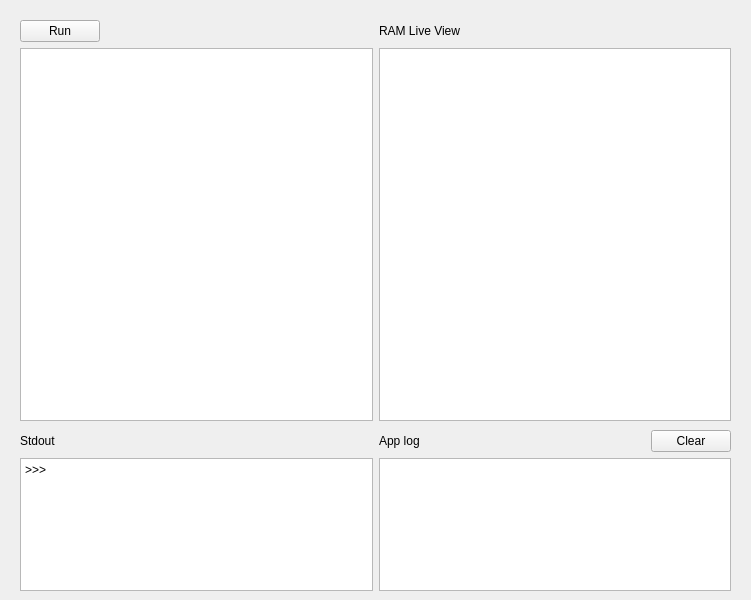
Old version of the form IDE/mainwidget.ui in the repository AnthonyHMR/ITCR.DatosII.ProyectoI.Interfaz.
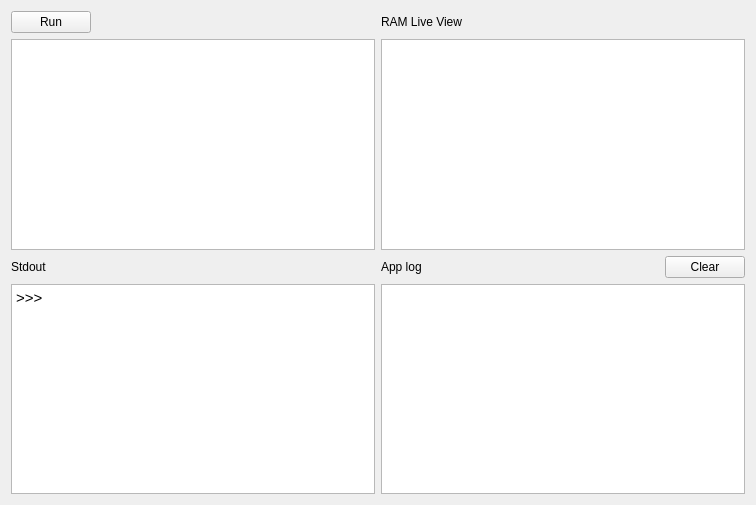
New version of the form.

Patch:
```diff
--- a/IDE/mainwidget.ui
+++ b/IDE/mainwidget.ui
@@ -6,23 +6,85 @@
    <rect>
     <x>0</x>
     <y>0</y>
-    <width>751</width>
-    <height>600</height>
+    <width>756</width>
+    <height>505</height>
    </rect>
   </property>
   <property name="windowTitle">
    <string>Form</string>
   </property>
-  <widget class="QWidget" name="layoutWidget">
-   <property name="geometry">
-    <rect>
-     <x>20</x>
-     <y>430</y>
-     <width>711</width>
-     <height>161</height>
-    </rect>
-   </property>
+  <layout class="QGridLayout" name="gridLayout_2">
+   <item row="0" column="0">
+    <layout class="QGridLayout" name="gridLayout">
+     <item row="0" column="1">
+      <layout class="QHBoxLayout" name="horizontalLayout_2">
+       <item>
+        <widget class="QLabel" name="label_3">
+         <property name="text">
+          <string>RAM Live View</string>
+         </property>
+        </widget>
+       </item>
+       <item>
+        <spacer name="horizontalSpacer_4">
+         <property name="orientation">
+          <enum>Qt::Horizontal</enum>
+         </property>
+         <property name="sizeHint" stdset="0">
+          <size>
+           <width>40</width>
+           <height>20</height>
+          </size>
+         </property>
+        </spacer>
+       </item>
+      </layout>
+     </item>
+     <item row="0" column="0">
+      <layout class="QHBoxLayout" name="horizontalLayout">
+       <item>
+        <widget class="QPushButton" name="run_button">
+         <property name="text">
+          <string>Run</string>
+         </property>
+        </widget>
+       </item>
+       <item>
+        <spacer name="horizontalSpacer">
+         <property name="orientation">
+          <enum>Qt::Horizontal</enum>
+         </property>
+         <property name="sizeHint" stdset="0">
+          <size>
+           <width>40</width>
+           <height>20</height>
+          </size>
+         </property>
+        </spacer>
+       </item>
+      </layout>
+     </item>
+     <item row="2" column="1">
+      <widget class="QTableWidget" name="ram_view_table"/>
+     </item>
+     <item row="2" column="0">
+      <widget class="QPlainTextEdit" name="ide_plainTextEdit"/>
+     </item>
+    </layout>
+   </item>
+   <item row="1" column="0">
    <layout class="QGridLayout" name="gridLayout_3">
+     <item row="2" column="0">
+      <widget class="QTextEdit" name="stdout_textEdit">
+       <property name="html">
+        <string>&lt;!DOCTYPE HTML PUBLIC &quot;-//W3C//DTD HTML 4.0//EN&quot; &quot;http://www.w3.org/TR/REC-html40/strict.dtd&quot;&gt;
+&lt;html&gt;&lt;head&gt;&lt;meta name=&quot;qrichtext&quot; content=&quot;1&quot; /&gt;&lt;style type=&quot;text/css&quot;&gt;
+p, li { white-space: pre-wrap; }
+&lt;/style&gt;&lt;/head&gt;&lt;body style=&quot; font-family:'Ubuntu'; font-size:11pt; font-weight:400; font-style:normal;&quot;&gt;
+&lt;p style=&quot; margin-top:0px; margin-bottom:0px; margin-left:0px; margin-right:0px; -qt-block-indent:0; text-indent:0px;&quot;&gt;&amp;gt;&amp;gt;&amp;gt;&lt;/p&gt;&lt;/body&gt;&lt;/html&gt;</string>
+       </property>
+      </widget>
+     </item>
     <item row="0" column="0">
      <layout class="QHBoxLayout" name="horizontalLayout_4">
       <item>
@@ -78,84 +140,12 @@
       </item>
      </layout>
     </item>
-    <item row="1" column="0">
-     <widget class="QPlainTextEdit" name="stdout_textbox">
-      <property name="plainText">
-       <string>&gt;&gt;&gt;</string>
-      </property>
-     </widget>
-    </item>
-    <item row="1" column="1">
-     <widget class="QPlainTextEdit" name="applog_textbox"/>
-    </item>
-   </layout>
-  </widget>
-  <widget class="QWidget" name="layoutWidget">
-   <property name="geometry">
-    <rect>
-     <x>20</x>
-     <y>20</y>
-     <width>711</width>
-     <height>401</height>
-    </rect>
-   </property>
-   <layout class="QGridLayout" name="gridLayout">
-    <item row="0" column="0">
-     <layout class="QHBoxLayout" name="horizontalLayout">
-      <item>
-       <widget class="QPushButton" name="run_button">
-        <property name="text">
-         <string>Run</string>
-        </property>
-       </widget>
-      </item>
-      <item>
-       <spacer name="horizontalSpacer">
-        <property name="orientation">
-         <enum>Qt::Horizontal</enum>
-        </property>
-        <property name="sizeHint" stdset="0">
-         <size>
-          <width>40</width>
-          <height>20</height>
-         </size>
-        </property>
-       </spacer>
-      </item>
-     </layout>
-    </item>
-    <item row="0" column="1">
-     <layout class="QHBoxLayout" name="horizontalLayout_2">
-      <item>
-       <widget class="QLabel" name="label_3">
-        <property name="text">
-         <string>RAM Live View</string>
-        </property>
-       </widget>
-      </item>
-      <item>
-       <spacer name="horizontalSpacer_4">
-        <property name="orientation">
-         <enum>Qt::Horizontal</enum>
-        </property>
-        <property name="sizeHint" stdset="0">
-         <size>
-          <width>40</width>
-          <height>20</height>
-         </size>
-        </property>
-       </spacer>
-      </item>
-     </layout>
-    </item>
-    <item row="1" column="0">
-     <widget class="QTextEdit" name="ide_textarea"/>
-    </item>
-    <item row="1" column="1">
-     <widget class="QTableWidget" name="ram_view_table"/>
-    </item>
-   </layout>
-  </widget>
+     <item row="2" column="1">
+      <widget class="QTextEdit" name="applog_textEdit"/>
+     </item>
+    </layout>
+   </item>
+  </layout>
  </widget>
  <resources/>
  <connections/>
```
Lines whose indentation alone changed are shown as unchanged.
